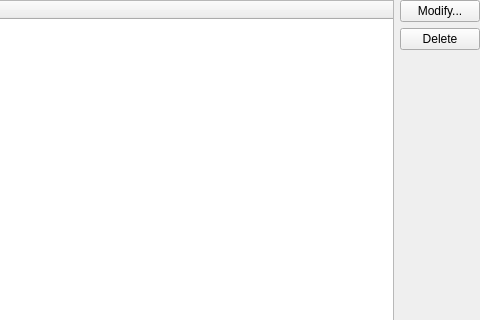
Old version of the form agents/sendlateragent/ui/sendlaterconfigurewidget.ui in the repository KDE/kmail; both pictures show x 201 to 681 and y 0 to 320 of the 681 by 634 pixel window.
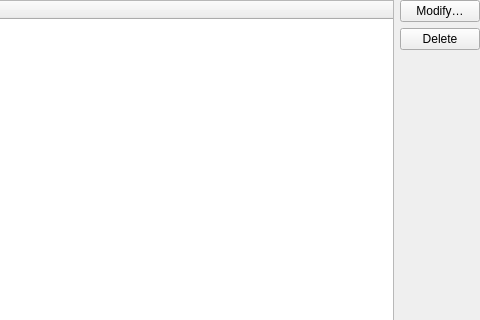
New version of the form. Custom widgets are drawn as their Qt base class.

```diff
--- a/agents/sendlateragent/ui/sendlaterconfigurewidget.ui
+++ b/agents/sendlateragent/ui/sendlaterconfigurewidget.ui
@@ -28,7 +28,7 @@
      <item>
       <widget class="QPushButton" name="modifyItem">
        <property name="text">
-        <string>Modify...</string>
+        <string>Modify…</string>
        </property>
       </widget>
      </item>
```
